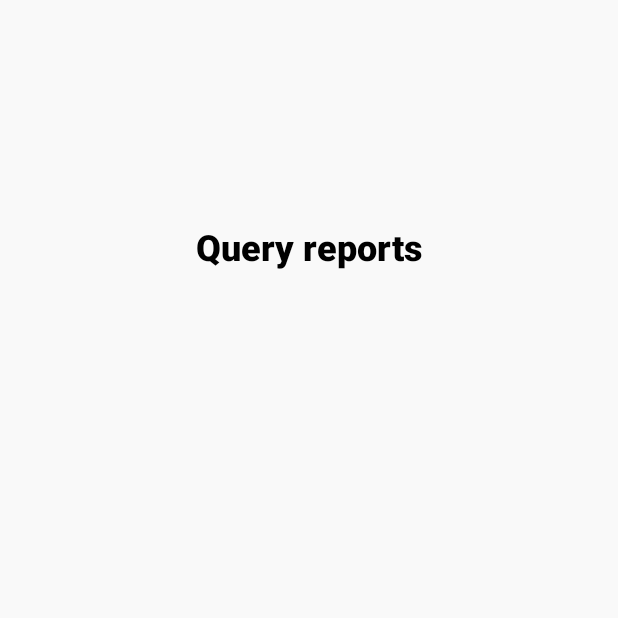
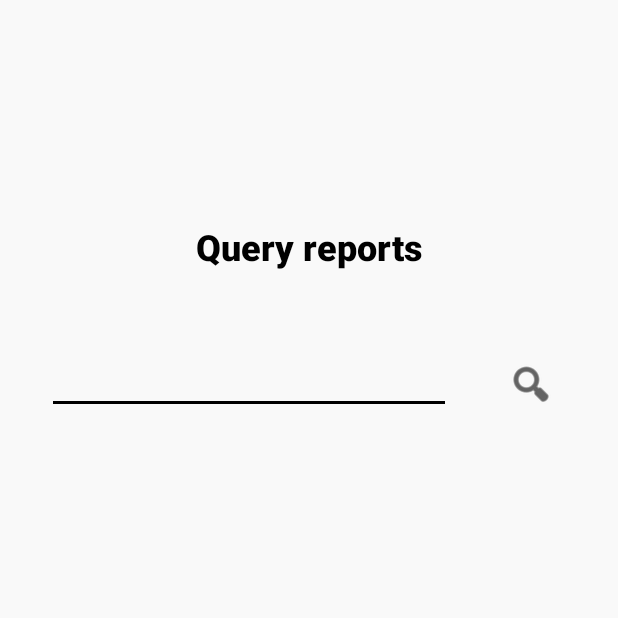
Before and after one commit to Rohithj47/Sermo, an Android app: the QueryReportsActivity screen opened directly, with no data from a screen before it, on a phone screen of 412 x 824 dp, the top half of it. Run offline under Robolectric (Android 15) with nearby library versions, the phone set to English and light mode, and no system bars.

Commit message:
Search plus tags

```diff
--- a/mobile-client/app/src/main/java/com/example/sermo/QueryReportsActivity.java
+++ b/mobile-client/app/src/main/java/com/example/sermo/QueryReportsActivity.java
@@ -3,6 +3,13 @@ package com.example.sermo;
 import androidx.appcompat.app.AppCompatActivity;
 
 import android.os.Bundle;
+import android.view.View;
+import android.view.ViewGroup;
+import android.view.ViewParent;
+import android.widget.TextView;
+
+import com.google.android.material.chip.Chip;
+import com.google.android.material.chip.ChipGroup;
 
 public class QueryReportsActivity extends AppCompatActivity {
 
@@ -11,4 +18,21 @@ public class QueryReportsActivity extends AppCompatActivity {
         super.onCreate(savedInstanceState);
         setContentView(R.layout.activity_query_reports);
     }
+
+    public void addChipToGroup(View view) {
+        TextView textView = findViewById(R.id.searchTextView);
+        Chip chip = new Chip(QueryReportsActivity.this);
+        chip.setText(textView.getText());
+        chip.setCloseIconVisible(true);
+        chip.setOnClickListener(v -> {
+            ViewParent parent = v.getParent();
+            if (parent instanceof ViewGroup) {
+                ViewGroup group = (ViewGroup) parent;
+                group.removeView(v);
+            }
+        });
+        ChipGroup chipGroup = findViewById(R.id.searchChipGroup);
+        chipGroup.addView(chip);
+        textView.setText("");
+    }
 }
--- a/mobile-client/app/src/main/res/layout/activity_query_reports.xml
+++ b/mobile-client/app/src/main/res/layout/activity_query_reports.xml
@@ -4,6 +4,7 @@
     xmlns:tools="http://schemas.android.com/tools"
     android:layout_width="match_parent"
     android:layout_height="match_parent"
+    android:verticalScrollbarPosition="right"
     tools:context=".QueryReportsActivity">
 
     <TextView
@@ -19,4 +20,53 @@
         app:layout_constraintEnd_toEndOf="parent"
         app:layout_constraintStart_toStartOf="parent"
         app:layout_constraintTop_toTopOf="parent" />
+
+    <LinearLayout
+        android:id="@+id/searchBar"
+        android:layout_width="350dp"
+        android:layout_height="50dp"
+        android:layout_marginTop="50dp"
+        android:orientation="horizontal"
+        app:layout_constraintEnd_toEndOf="parent"
+        app:layout_constraintStart_toStartOf="parent"
+        app:layout_constraintTop_toBottomOf="@+id/textView2">
+
+        <EditText
+            android:id="@+id/searchTextView"
+            android:layout_width="244dp"
+            android:layout_height="wrap_content"
+            android:layout_weight="1"
+            android:backgroundTint="@color/black"
+            android:ems="10"
+            android:inputType="textPersonName"
+            android:singleLine="true"
+            android:textColor="@color/black" />
+
+        <Space
+            android:layout_width="wrap_content"
+            android:layout_height="wrap_content"
+            android:layout_weight="1" />
+
+        <ImageButton
+            android:id="@+id/imageButton"
+            android:layout_width="30dp"
+            android:layout_height="wrap_content"
+            android:layout_weight="1"
+            android:backgroundTint="@android:color/transparent"
+            android:onClick="addChipToGroup"
+            android:tint="@color/black"
+            app:srcCompat="@android:drawable/ic_menu_search" />
+    </LinearLayout>
+
+    <com.google.android.material.chip.ChipGroup
+        android:id="@+id/searchChipGroup"
+        android:layout_width="350dp"
+        android:layout_height="200dp"
+        android:layout_marginTop="30dp"
+        app:layout_constraintEnd_toEndOf="parent"
+        app:layout_constraintStart_toStartOf="parent"
+        app:layout_constraintTop_toBottomOf="@+id/searchBar">
+
+    </com.google.android.material.chip.ChipGroup>
+
 </androidx.constraintlayout.widget.ConstraintLayout>
```
